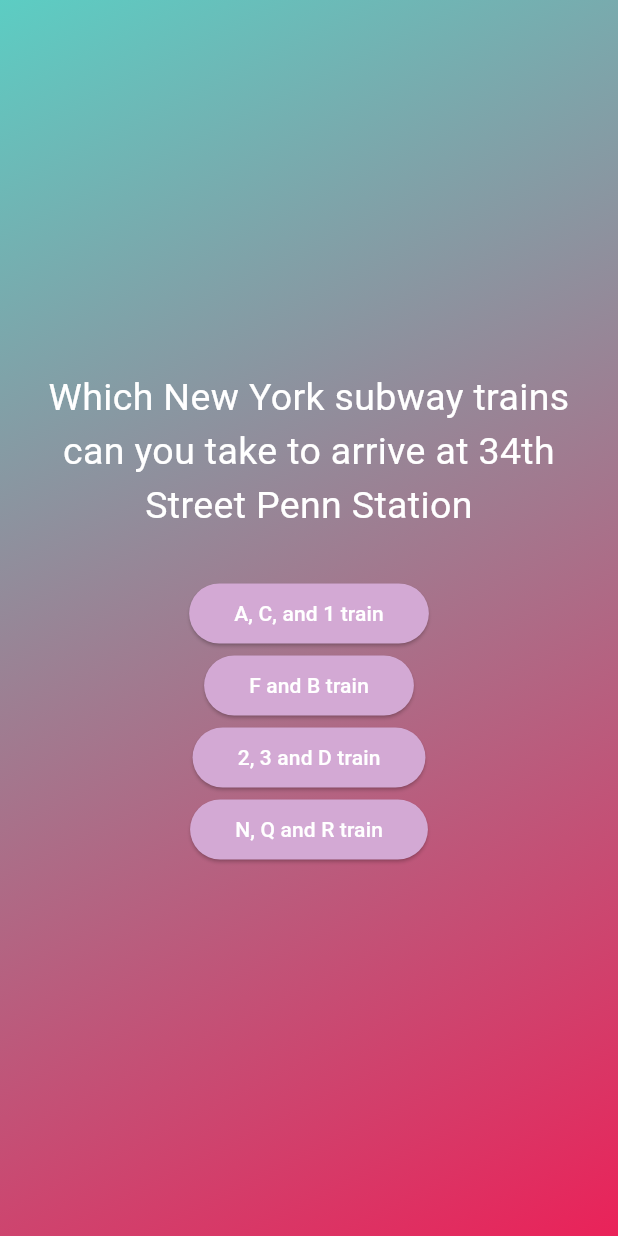
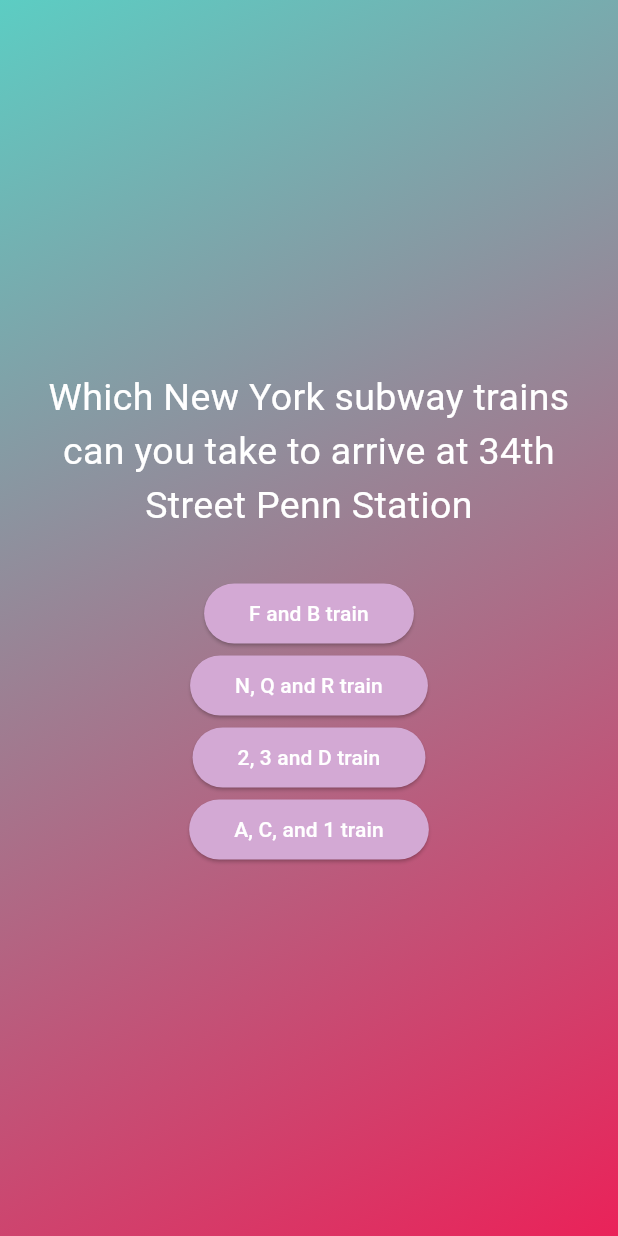
Before and after one commit to Jadenmcko/jaden_quizapp_feb5, a Flutter app: the screen it shows after launch, after a tap on "Start Quiz", on a phone screen of 412 x 824 dp. Run offline on Flutter 3.47's test engine with Material 3 defaults, Android fonts, the light colour scheme and no system bars.

Commit message:
Added question changing logic. feb 19th

```diff
--- a/lib/answersButton.dart
+++ b/lib/answersButton.dart
@@ -11,7 +11,8 @@ class Answersbutton extends StatelessWidget{
       style: ElevatedButton.styleFrom(padding: const EdgeInsets.symmetric(vertical: 10, horizontal: 30),
         backgroundColor: const Color.fromARGB(255, 211, 169, 212),
       foregroundColor: Colors.white),
-      child: Text(answerText),
+      child: Text(answerText,
+      textAlign: TextAlign.center),
     );
   }
 }
--- a/lib/models/quiz_question.dart
+++ b/lib/models/quiz_question.dart
@@ -2,4 +2,9 @@ class QuizQuestion{
   const QuizQuestion(this.question, this.answers);
   final String question;
   final List<String> answers;
+  List<String> getShuffledAnswers(){
+    final shuffedList = List.of(answers);
+    shuffedList.shuffle();
+    return shuffedList;
+  }
 }
--- a/lib/questionScreen.dart
+++ b/lib/questionScreen.dart
@@ -9,9 +9,16 @@ class questionScreen extends StatefulWidget{
   }
 }
 class _questionScreenState extends State<questionScreen>{
+    var currentQuestionIndex = 0;
+    void answerQuestion(){
+      setState(() {
+        // for if statement on the last question
+        currentQuestionIndex++;
+      });
+    }
   @override
   Widget build(BuildContext context){  // columns for the page
-    final currentQuestion = questions[0];
+    final currentQuestion = questions[currentQuestionIndex];
     return SizedBox(width: double.infinity, child: Container(
       margin: const EdgeInsets.all(25),
       child: Column(mainAxisAlignment: MainAxisAlignment.center,
@@ -27,8 +34,8 @@ class _questionScreenState extends State<questionScreen>{
       // Answersbutton(answerText: currentQuestion.answers[1], onTap: (){}),
       // Answersbutton(answerText: currentQuestion.answers[2], onTap: (){}),
       // Answersbutton(answerText: currentQuestion.answers[3], onTap: (){}),
-      ...currentQuestion.answers.map((item){
-        return Answersbutton(answerText: item, onTap: (){});
+      ...currentQuestion.getShuffledAnswers().map((item){
+        return Answersbutton(answerText: item, onTap: answerQuestion);
       }),
       ],),],),
     ),
```
